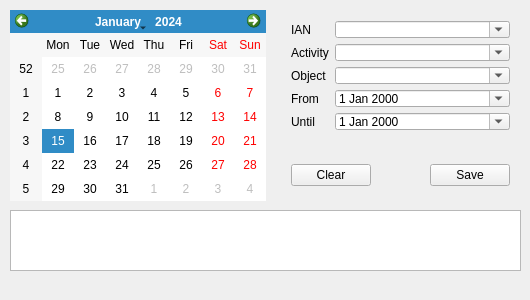
Above: mainwindow.ui from panosdim/CLICS before the change. Below: the same form after it.
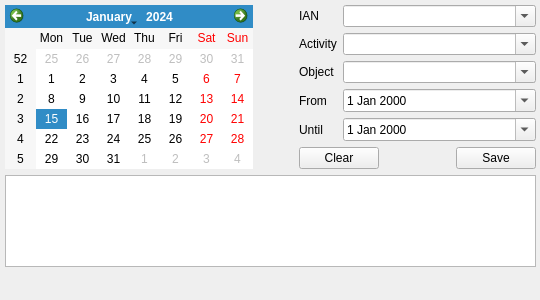
That is the form after the change. Icons and pictures are not drawn.

Diff of the .ui file:
```diff
--- a/mainwindow.ui
+++ b/mainwindow.ui
@@ -6,7 +6,7 @@
    <rect>
     <x>0</x>
     <y>0</y>
-    <width>530</width>
+    <width>540</width>
     <height>300</height>
    </rect>
   </property>
@@ -18,7 +18,7 @@
   </property>
   <property name="maximumSize">
    <size>
-    <width>530</width>
+    <width>540</width>
     <height>300</height>
    </size>
   </property>
@@ -36,41 +36,52 @@
    <string notr="true"/>
   </property>
   <widget class="QWidget" name="centralWidget">
-   <widget class="QCalendarWidget" name="calendarWidget">
+   <widget class="QWidget" name="">
     <property name="geometry">
      <rect>
-      <x>10</x>
-      <y>10</y>
-      <width>256</width>
-      <height>191</height>
+      <x>0</x>
+      <y>0</y>
+      <width>541</width>
+      <height>272</height>
      </rect>
     </property>
-   </widget>
-   <widget class="QTableWidget" name="tableWidget">
-    <property name="geometry">
-     <rect>
-      <x>10</x>
-      <y>210</y>
-      <width>511</width>
-      <height>61</height>
-     </rect>
-    </property>
-    <property name="selectionMode">
-     <enum>QAbstractItemView::NoSelection</enum>
-    </property>
-    <property name="selectionBehavior">
-     <enum>QAbstractItemView::SelectRows</enum>
-    </property>
-   </widget>
-   <widget class="QWidget" name="formLayoutWidget">
-    <property name="geometry">
-     <rect>
-      <x>280</x>
-      <y>10</y>
-      <width>241</width>
-      <height>131</height>
-     </rect>
-    </property>
+    <layout class="QVBoxLayout" name="verticalLayout_2">
+     <property name="leftMargin">
+      <number>5</number>
+     </property>
+     <property name="topMargin">
+      <number>5</number>
+     </property>
+     <property name="rightMargin">
+      <number>5</number>
+     </property>
+     <property name="bottomMargin">
+      <number>5</number>
+     </property>
+     <item>
+      <layout class="QHBoxLayout" name="horizontalLayout_2">
+       <item>
+        <widget class="QCalendarWidget" name="calendarWidget"/>
+       </item>
+       <item>
+        <spacer name="horizontalSpacer_2">
+         <property name="orientation">
+          <enum>Qt::Horizontal</enum>
+         </property>
+         <property name="sizeType">
+          <enum>QSizePolicy::Preferred</enum>
+         </property>
+         <property name="sizeHint" stdset="0">
+          <size>
+           <width>40</width>
+           <height>20</height>
+          </size>
+         </property>
+        </spacer>
+       </item>
+       <item>
+        <layout class="QVBoxLayout" name="verticalLayout">
+         <item>
     <layout class="QFormLayout" name="formLayout">
      <property name="fieldGrowthPolicy">
       <enum>QFormLayout::AllNonFixedFieldsGrow</enum>
@@ -124,6 +135,13 @@
        </property>
       </widget>
      </item>
+           <item row="3" column="1">
+            <widget class="QDateEdit" name="dateFrom">
+             <property name="calendarPopup">
+              <bool>true</bool>
+             </property>
+            </widget>
+           </item>
      <item row="4" column="0">
       <widget class="QLabel" name="label_5">
        <property name="text">
@@ -138,24 +156,9 @@
        </property>
       </widget>
      </item>
-     <item row="3" column="1">
-      <widget class="QDateEdit" name="dateFrom">
-       <property name="calendarPopup">
-        <bool>true</bool>
-       </property>
-      </widget>
-     </item>
-    </layout>
-   </widget>
-   <widget class="QWidget" name="horizontalLayoutWidget">
-    <property name="geometry">
-     <rect>
-      <x>280</x>
-      <y>150</y>
-      <width>241</width>
-      <height>51</height>
-     </rect>
-    </property>
+          </layout>
+         </item>
+         <item>
     <layout class="QHBoxLayout" name="horizontalLayout">
      <item>
       <widget class="QPushButton" name="btnClear">
@@ -188,6 +191,28 @@
        <property name="text">
         <string>Save</string>
        </property>
+            </widget>
+           </item>
+          </layout>
+         </item>
+        </layout>
+       </item>
+      </layout>
+     </item>
+     <item>
+      <widget class="QTableWidget" name="tableWidget">
+       <property name="selectionMode">
+        <enum>QAbstractItemView::NoSelection</enum>
+       </property>
+       <property name="selectionBehavior">
+        <enum>QAbstractItemView::SelectRows</enum>
+       </property>
+       <attribute name="horizontalHeaderCascadingSectionResizes">
+        <bool>false</bool>
+       </attribute>
+       <attribute name="horizontalHeaderStretchLastSection">
+        <bool>true</bool>
+       </attribute>
       </widget>
      </item>
     </layout>
```
Lines whose indentation alone changed are shown as unchanged.
